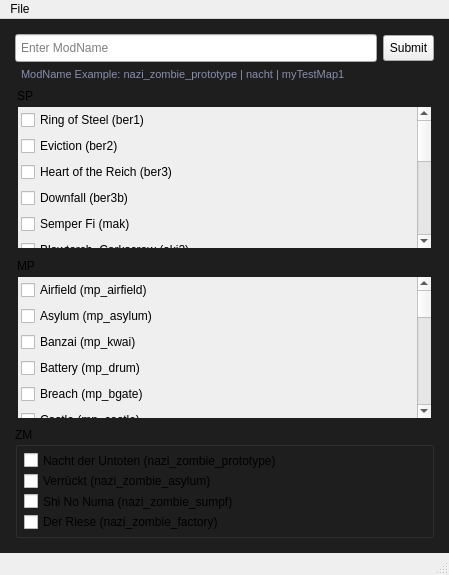
The window that Resources/UI/main_window.ui (Phils-Hub-Org/cod_waw.stock_map.script_placer) describes before a commit, drawn with Qt 5.
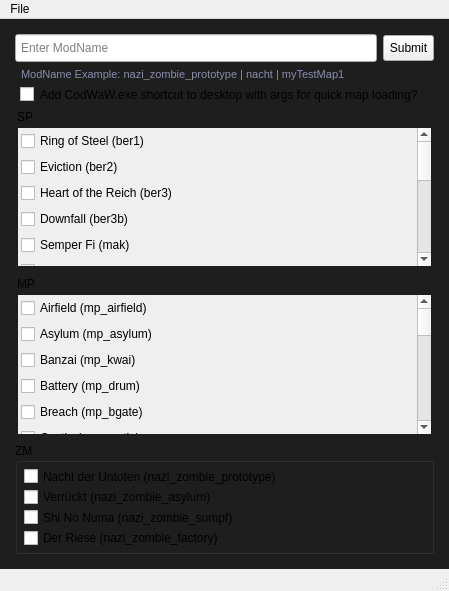
The same window after the commit. Icons and pictures are not drawn.

```diff
--- a/Resources/UI/main_window.ui
+++ b/Resources/UI/main_window.ui
@@ -7,19 +7,19 @@
     <x>0</x>
     <y>0</y>
     <width>449</width>
-    <height>575</height>
+    <height>591</height>
    </rect>
   </property>
   <property name="minimumSize">
    <size>
     <width>449</width>
-    <height>575</height>
+    <height>591</height>
    </size>
   </property>
   <property name="maximumSize">
    <size>
     <width>449</width>
-    <height>775</height>
+    <height>791</height>
    </size>
   </property>
   <property name="windowTitle">
@@ -780,6 +780,20 @@
             </property>
            </widget>
           </item>
+          <item>
+           <widget class="QCheckBox" name="shortcut_cbox">
+            <property name="toolTip">
+             <string>e.g.
+'+set fs_game mods/{self.modName} +devmap {self.mapName} +set r_fullscreen 0'</string>
+            </property>
+            <property name="styleSheet">
+             <string notr="true">QCheckBox {padding-left: 5px;}</string>
+            </property>
+            <property name="text">
+             <string>Add CodWaW.exe shortcut to desktop with args for quick map loading?</string>
+            </property>
+           </widget>
+          </item>
           <item>
            <widget class="QGroupBox" name="groupBox">
             <property name="sizePolicy">
```
